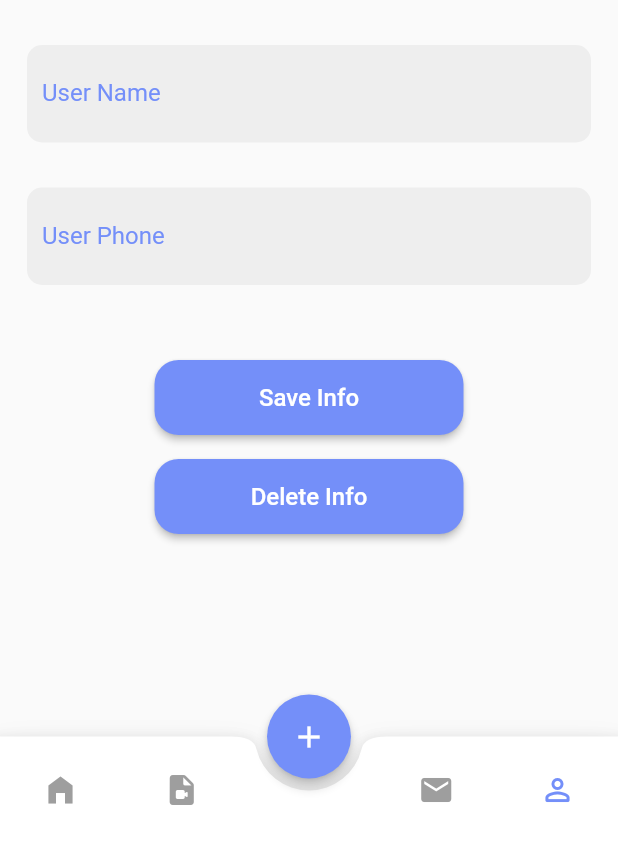
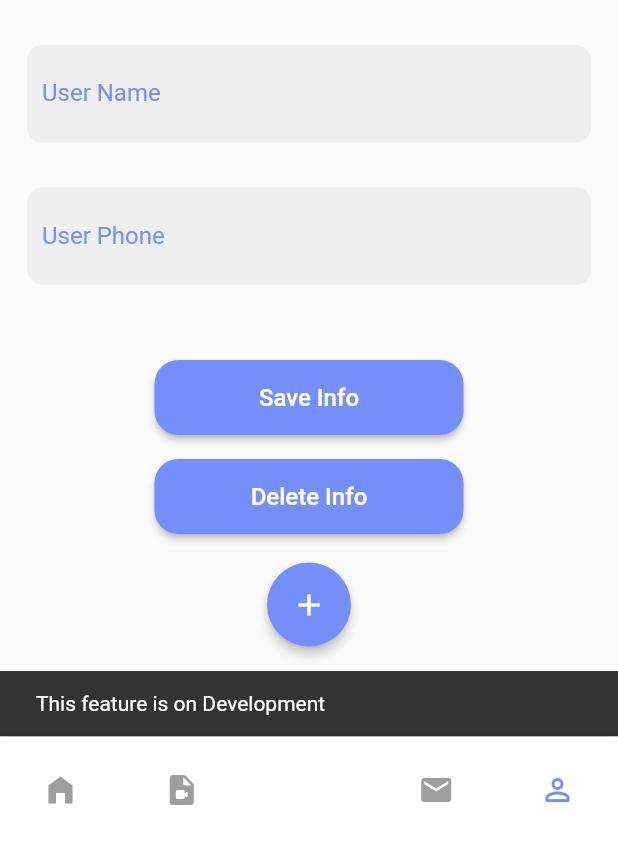
Before and after one commit to Magesh-Doodleblue/Task-Management-Application-and-Github-API-implementation, a Flutter app: the screen it shows after launch, item 4 of the bottom bar chosen, after a tap on the "add" icon, on a phone screen of 412 x 824 dp, the part 393-1236 px from its top. Run offline on Flutter 3.47's test engine with Material 2 defaults, Android fonts, the phone set to English and light mode, and no system bars; our stand-ins replace fluttertoast, google_fonts, image_picker, sqflite, step_progress_indicator, syncfusion_flutter_charts; missing offline and left inert: custom_check_box; accounts and stored records are empty; network calls fail; Roboto replaces fonts that are missing (Ubuntu).

Commit message:
100% done

```diff
--- a/lib/View/Dashboard Design/dashboard_design.dart
+++ b/lib/View/Dashboard Design/dashboard_design.dart
@@ -2,7 +2,6 @@
 
 import 'dart:developer';
 
-import 'package:custom_check_box/custom_check_box.dart';
 import 'package:flutter/material.dart';
 import 'package:fluttertoast/fluttertoast.dart';
 import 'package:step_progress_indicator/step_progress_indicator.dart';
@@ -263,7 +262,6 @@ class _DashboardDesignScreenState extends State<DashboardDesignScreen> {
     );
   }
 
-
   Widget buildDropdownSelector() {
     return DropdownButton<String>(
       value: selectedOption,
--- a/lib/View/Dashboard/dashboard.dart
+++ b/lib/View/Dashboard/dashboard.dart
@@ -68,7 +68,7 @@ class _DashboardState extends State<Dashboard> {
               sizedBoxCustom(valueHeight: 20, valueWidth: 0),
               greetingsToUser(),
               sizedBoxCustom(valueHeight: 10, valueWidth: 0),
-              userName(),
+              userName(profileName),
               sizedBoxCustom(valueHeight: 25, valueWidth: 0),
               const SizedBox(height: 250, child: TaskStatusWidget()),
               //color color 4 boxes
@@ -224,9 +224,12 @@ class _DashboardState extends State<Dashboard> {
     );
   }
 
-  Text userName() {
+  Text userName(String profileName) {
+    if (profileName == "") {
+      profileName = "Alex Marconi";
+    }
     return Text(
-      "Alex Marconi",
+      profileName,
       style: AppStyle.customTextStyle(
         fontSize: 24,
         fontWeight: FontWeight.bold,
@@ -235,8 +238,9 @@ class _DashboardState extends State<Dashboard> {
   }
 
   Text greetingsToUser() {
+    String greeting = getGreeting();
     return Text(
-      "Hello",
+      "Hello, $greeting",
       style: AppStyle.customTextStyle(
           fontSize: 20, fontWeight: FontWeight.w500, color: Colors.black54),
     );
@@ -256,6 +260,11 @@ class _DashboardState extends State<Dashboard> {
   }
 
   Row customAppbar(String profilePicture, bool isProfilePicture) {
+    // Initialize a TextEditingController to control the text input.
+    TextEditingController _searchController = TextEditingController();
+
+    // A variable to track whether the search field should be shown or not.
+    bool showSearchField = false;
     return Row(
       children: [
         CircleAvatar(
@@ -265,12 +274,32 @@ class _DashboardState extends State<Dashboard> {
           radius: 30,
         ),
         Spacer(),
+
+        Visibility(
+          visible: showSearchField,
+          child: SizedBox(
+            width: 120,
+            child: TextField(
+              controller: _searchController,
+              decoration: InputDecoration(
+                hintText: 'Search...',
+                border: InputBorder.none,
+              ),
+            ),
+          ),
+        ),
         InkWell(
+          onTap: () {
+            // Toggle the visibility of the search field when the search icon is tapped.
+            setState(() {
+              showSearchField = !showSearchField;
+            });
+          },
           child: ImageIcon(
             AssetImage("assets/icons/search.png"),
             size: 24,
           ),
-        ),
+        ), // Wrap the TextField with Visibility widget to show/hide it.
       ],
     );
   }
--- a/lib/View/Dashboard/widgets/dashboard_widget.dart
+++ b/lib/View/Dashboard/widgets/dashboard_widget.dart
@@ -6,3 +6,17 @@ SizedBox sizedBoxCustom(
       height: valueHeight,
       width: valueWidth,
     );
+String getGreeting() {
+  DateTime now = DateTime.now();
+  int hour = now.hour;
+
+  if (hour >= 5 && hour < 12) {
+    return 'Good Morning';
+  } else if (hour >= 12 && hour < 17) {
+    return 'Good Noon';
+  } else if (hour >= 17 && hour < 21) {
+    return 'Good Evening';
+  } else {
+    return 'Good Night';
+  }
+}
--- a/lib/View/Navigation Bar/navigation_bar.dart
+++ b/lib/View/Navigation Bar/navigation_bar.dart
@@ -31,6 +31,8 @@ class _MyHomePageState extends State<MyHomePage> {
         backgroundColor: const Color.fromARGB(255, 116, 143, 249),
         onPressed: () {
           log("message");
+          // Show a Snackbar with the message
+          showSnackBar(context);
         },
         child: Icon(Icons.add),
       ),
@@ -48,6 +50,15 @@ class _MyHomePageState extends State<MyHomePage> {
             buildNavItem(Icons.person_outline_rounded, 3),
           ],
         ),
+      ),
+    );
+  }
+
+  void showSnackBar(BuildContext context) {
+    ScaffoldMessenger.of(context).showSnackBar(
+      SnackBar(
+        content: Text("This feature is on Development"),
+        duration: Duration(seconds: 2),
       ),
     );
   }
--- a/lib/View/Profile/profile.dart
+++ b/lib/View/Profile/profile.dart
@@ -56,6 +56,11 @@ class _ProfileScreenState extends State<ProfileScreen> {
   @override
   Widget build(BuildContext context) {
     return SafeArea(
+      child: GestureDetector(
+        onTap: () {
+          // Dismiss the keyboard and remove focus from the text field.
+          FocusScope.of(context).unfocus();
+        },
         child: Scaffold(
           body: Padding(
             padding: const EdgeInsets.all(18.0),
@@ -65,6 +70,7 @@ class _ProfileScreenState extends State<ProfileScreen> {
                   customAppbar(),
                   profileBody(),
                 ],
+              ),
             ),
           ),
         ),
@@ -116,6 +122,7 @@ class _ProfileScreenState extends State<ProfileScreen> {
           height: 30,
         ),
         Container(
+          //username textfield
           height: 65,
           alignment: Alignment.center,
           decoration: BoxDecoration(
@@ -141,6 +148,7 @@ class _ProfileScreenState extends State<ProfileScreen> {
           height: 30,
         ),
         Container(
+          //Phone number textfield
           height: 65,
           alignment: Alignment.center,
           decoration: BoxDecoration(
```
Lines whose indentation alone changed are shown as unchanged.
